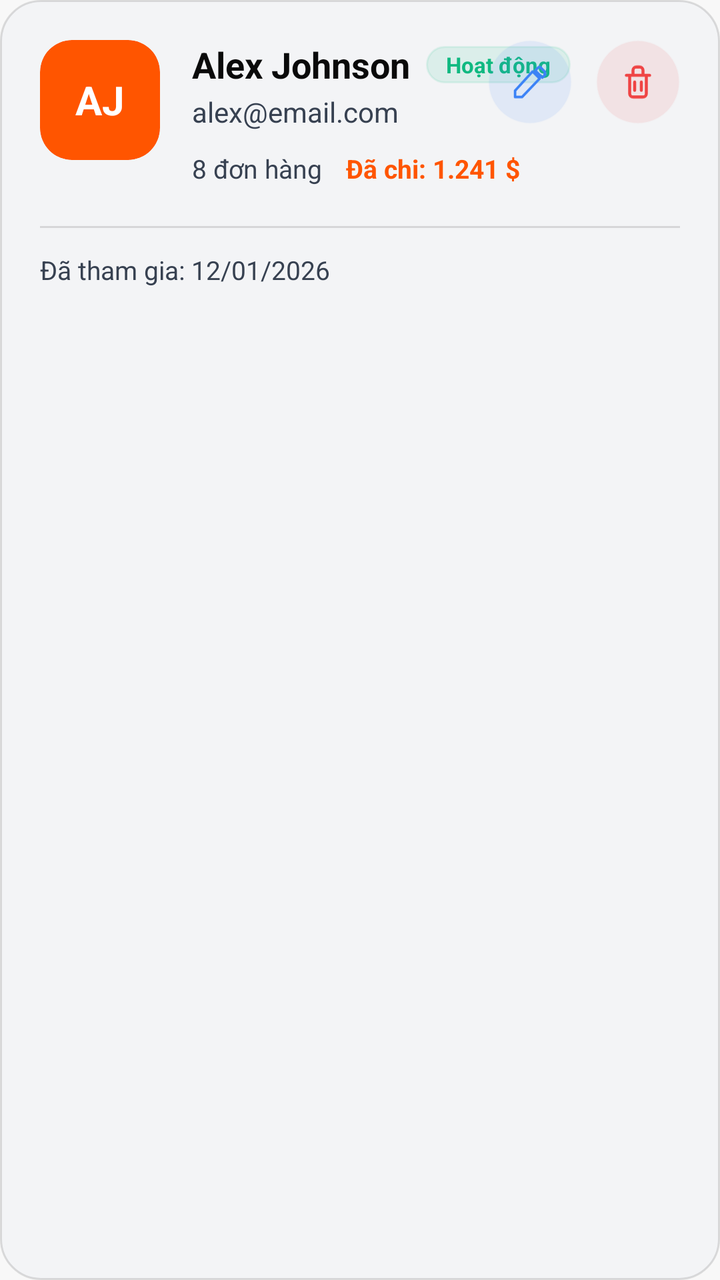
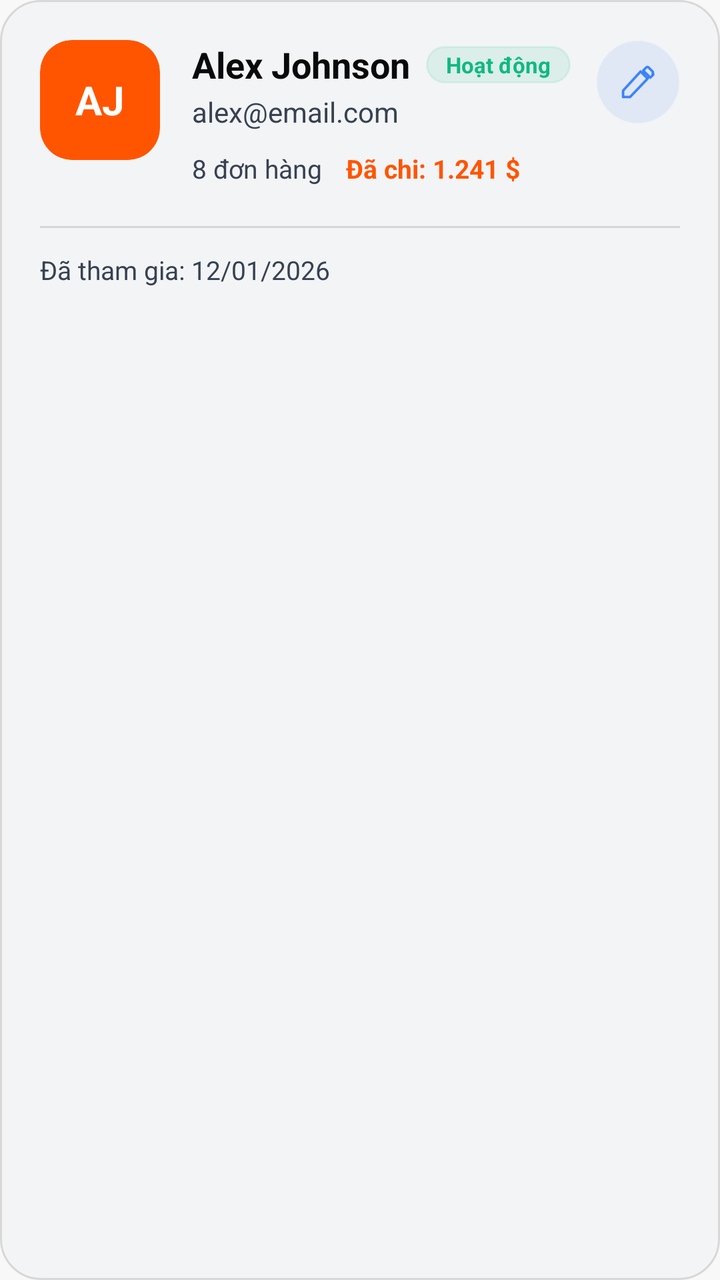

Before-and-after screenshots of an Android layout around one commit, followed by the original layout XML and the change that was made.
<!-- AndroidManifest.xml: application theme Theme.SoleStep -->
<!-- res/layout/item_user.xml -->
<?xml version="1.0" encoding="utf-8"?>
<androidx.constraintlayout.widget.ConstraintLayout xmlns:android="http://schemas.android.com/apk/res/android"
    xmlns:app="http://schemas.android.com/apk/res-auto"
    xmlns:tools="http://schemas.android.com/tools"
    android:layout_width="match_parent"
    android:layout_height="wrap_content"
    android:layout_marginBottom="16dp"
    android:background="@drawable/bg_card_dark"
    android:padding="20dp">

    <com.google.android.material.card.MaterialCardView
        android:id="@+id/avatar_container"
        android:layout_width="60dp"
        android:layout_height="60dp"
        app:cardBackgroundColor="@color/brand_orange"
        app:cardCornerRadius="16dp"
        app:cardElevation="0dp"
        app:layout_constraintStart_toStartOf="parent"
        app:layout_constraintTop_toTopOf="parent"
        app:strokeWidth="0dp">

        <TextView
            android:id="@+id/tv_initials"
            android:layout_width="wrap_content"
            android:layout_height="wrap_content"
            android:layout_gravity="center"
            android:text="AJ"
            android:textColor="@color/brand_white"
            android:textSize="20sp"
            android:textStyle="bold" />
    </com.google.android.material.card.MaterialCardView>

    
    <TextView
        android:id="@+id/tv_user_name"
        android:layout_width="wrap_content"
        android:layout_height="wrap_content"
        android:layout_marginStart="16dp"
        android:text="Alex Johnson"
        android:textColor="@color/text_dark_primary"
        android:textSize="18sp"
        android:textStyle="bold"
        app:layout_constraintStart_toEndOf="@id/avatar_container"
        app:layout_constraintTop_toTopOf="@id/avatar_container" />

    <TextView
        android:id="@+id/tv_status_badge"
        android:layout_width="wrap_content"
        android:layout_height="wrap_content"
        android:layout_marginStart="8dp"
        android:background="@drawable/bg_status_delivered"
        android:backgroundTint="#1A10B981"
        android:paddingHorizontal="10dp"
        android:paddingVertical="2dp"
        android:text="Hoạt động"
        android:textColor="@color/status_success"
        android:textSize="11sp"
        android:textStyle="bold"
        app:layout_constraintBottom_toBottomOf="@id/tv_user_name"
        app:layout_constraintStart_toEndOf="@id/tv_user_name"
        app:layout_constraintTop_toTopOf="@id/tv_user_name" />

    
    <TextView
        android:id="@+id/tv_user_email"
        android:layout_width="0dp"
        android:layout_height="wrap_content"
        android:layout_marginTop="2dp"
        android:text="alex@email.com"
        android:textColor="@color/text_dark_tertiary"
        android:textSize="14sp"
        app:layout_constraintEnd_toStartOf="@id/actions_layout"
        app:layout_constraintStart_toStartOf="@id/tv_user_name"
        app:layout_constraintTop_toBottomOf="@id/tv_user_name" />

    <LinearLayout
        android:id="@+id/stats_layout"
        android:layout_width="wrap_content"
        android:layout_height="wrap_content"
        android:layout_marginTop="10dp"
        android:orientation="horizontal"
        app:layout_constraintStart_toStartOf="@id/tv_user_name"
        app:layout_constraintTop_toBottomOf="@id/tv_user_email">

        <TextView
            android:id="@+id/tv_orders_count"
            android:layout_width="wrap_content"
            android:layout_height="wrap_content"
            android:text="8 đơn hàng"
            android:textColor="@color/text_dark_tertiary"
            android:textSize="13sp" />

        <TextView
            android:id="@+id/tv_spent_amount"
            android:layout_width="wrap_content"
            android:layout_height="wrap_content"
            android:layout_marginStart="12dp"
            android:text="Đã chi: 1.241 $"
            android:textColor="@color/brand_orange"
            android:textSize="13sp"
            android:textStyle="bold" />
    </LinearLayout>

    
    <LinearLayout
        android:id="@+id/actions_layout"
        android:layout_width="wrap_content"
        android:layout_height="wrap_content"
        android:orientation="horizontal"
        app:layout_constraintEnd_toEndOf="parent"
        app:layout_constraintTop_toTopOf="@id/tv_user_name">

        <FrameLayout
            android:id="@+id/btn_edit"
            android:layout_width="42dp"
            android:layout_height="42dp"
            android:layout_marginEnd="12dp"
            android:background="@drawable/bg_circle_dark"
            android:backgroundTint="#1A3B82F6">
            <ImageView
                android:layout_width="20dp"
                android:layout_height="20dp"
                android:layout_gravity="center"
                android:src="@drawable/ic_edit"
                app:tint="@color/stat_orders" />
        </FrameLayout>

        <FrameLayout
            android:id="@+id/btn_delete"
            android:layout_width="42dp"
            android:layout_height="42dp"
            android:background="@drawable/bg_circle_dark"
            android:backgroundTint="#1AEF4444">
            <ImageView
                android:layout_width="20dp"
                android:layout_height="20dp"
                android:layout_gravity="center"
                android:src="@drawable/ic_trash"
                app:tint="@color/status_error" />
        </FrameLayout>
    </LinearLayout>

    <View
        android:id="@+id/item_divider"
        android:layout_width="match_parent"
        android:layout_height="1dp"
        android:layout_marginTop="20dp"
        android:background="@color/border_dark_light"
        app:layout_constraintTop_toBottomOf="@id/stats_layout" />

    <TextView
        android:id="@+id/tv_joined_date"
        android:layout_width="wrap_content"
        android:layout_height="wrap_content"
        android:layout_marginTop="12dp"
        android:text="Đã tham gia: 12/01/2026"
        android:textColor="@color/text_dark_tertiary"
        android:textSize="13sp"
        app:layout_constraintStart_toStartOf="parent"
        app:layout_constraintTop_toBottomOf="@id/item_divider" />

</androidx.constraintlayout.widget.ConstraintLayout>
<!-- resources referenced by this layout -->
<resources>
  <color name="border_dark_light">#1F000000</color>
  <color name="brand_orange">#FF5500</color>
  <color name="brand_white">#FFFFFF</color>
  <color name="stat_orders">#3B82F6</color>
  <color name="status_error">#EF4444</color>
  <color name="status_success">#10B981</color>
  <color name="text_dark_primary">#0A0A0A</color>
  <color name="text_dark_tertiary">#374151</color>
  <!-- drawable ic_trash (drawable) -->
  <?xml version="1.0" encoding="utf-8"?>
  <vector xmlns:android="http://schemas.android.com/apk/res/android"
      android:width="20dp"
      android:height="20dp"
      android:viewportWidth="24"
      android:viewportHeight="24">
      <path
          android:fillColor="@android:color/transparent"
          android:pathData="M7,8v11c0,1.1 0.9,2 2,2h6c1.1,0 2,-0.9 2,-2V8M5,8h14M9,8V5c0,-1.1 0.9,-2 2,-2h2c1.1,0 2,0.9 2,2v3M10,12v5M14,12v5"
          android:strokeColor="@color/status_error"
          android:strokeLineCap="round"
          android:strokeLineJoin="round"
          android:strokeWidth="1.8" />
  </vector>
  <color name="bg_dark_surface_2">#F3F4F6</color>
  <dimen name="radius_card">20dp</dimen>
  <dimen name="stroke_thin">1dp</dimen>
  <color name="status_success_bg_light">#F0FFF4</color>
  <dimen name="radius_pill">999dp</dimen>
  <color name="brand_orange_dark">#CC4400</color>
  <color name="brand_black">#0A0A0A</color>
  <color name="bg_primary">#FFFFFF</color>
  <color name="text_primary">#0A0A0A</color>
  <color name="bg_secondary">#F8F8F8</color>
  <style name="ShapeAppearance.SoleStep.Small" parent="">
          <item name="cornerFamily">rounded</item>
          <item name="cornerSize">@dimen/radius_sm</item>
      </style>
  <style name="ShapeAppearance.SoleStep.Medium" parent="">
          <item name="cornerFamily">rounded</item>
          <item name="cornerSize">@dimen/radius_lg</item>
      </style>
  <style name="ShapeAppearance.SoleStep.Large" parent="">
          <item name="cornerFamily">rounded</item>
          <item name="cornerSize">@dimen/radius_2xl</item>
      </style>
  <style name="TextAppearance.SoleStep.BodySmall" parent="TextAppearance.MaterialComponents.Body2">
          <item name="android:textSize">@dimen/font_caption</item>
          <item name="android:textColor">@color/text_tertiary</item>
      </style>
  <style name="TextAppearance.SoleStep.Caption" parent="TextAppearance.MaterialComponents.Caption">
          <item name="android:textSize">@dimen/font_caption_small</item>
          <item name="android:textColor">@color/text_muted</item>
      </style>
  <dimen name="radius_sm">8dp</dimen>
  <dimen name="radius_lg">16dp</dimen>
  <dimen name="radius_2xl">24dp</dimen>
  <dimen name="font_display">48sp</dimen>
  <dimen name="font_title_large">24sp</dimen>
  <dimen name="font_title">20sp</dimen>
  <dimen name="font_headline">18sp</dimen>
  <dimen name="font_subheading">16sp</dimen>
  <dimen name="font_label">14sp</dimen>
  <color name="text_secondary">#374151</color>
  <dimen name="font_body">13sp</dimen>
  <dimen name="font_caption">11sp</dimen>
  <color name="text_tertiary">#6B7280</color>
  <dimen name="font_caption_small">10sp</dimen>
  <color name="text_muted">#9CA3AF</color>
  <dimen name="font_overline">9sp</dimen>
  <dimen name="elev_bottom_nav">8dp</dimen>
  <dimen name="bottom_nav_height">88dp</dimen>
  <dimen name="radius_button">20dp</dimen>
  <dimen name="btn_height_large">52dp</dimen>
  <dimen name="space_16">32dp</dimen>
  <dimen name="elev_raised">4dp</dimen>
  <color name="border_normal">#E5E7EB</color>
  <dimen name="radius_input">20dp</dimen>
  <color name="text_placeholder">#D1D5DB</color>
  <dimen name="radius_chip">12dp</dimen>
  <dimen name="space_12">24dp</dimen>
  <dimen name="btn_height_tiny">28dp</dimen>
  <dimen name="elev_card">2dp</dimen>
  <color name="border_light">#F3F4F6</color>
  <dimen name="toolbar_height">56dp</dimen>
  <dimen name="space_screen_horizontal">20dp</dimen>
  <dimen name="elev_top_bar">4dp</dimen>
  <dimen name="elev_fab">6dp</dimen>
  <!-- unchanged entries left out for length: 21 -->
</resources>

<!-- the commit's change to res/layout/item_user.xml (unified diff, before → after) -->
@@ -40,7 +40,13 @@
         android:textColor="@color/text_dark_primary"
         android:textSize="18sp"
         android:textStyle="bold"
+        android:ellipsize="end"
+        android:maxLines="1"
+        app:layout_constrainedWidth="true"
+        app:layout_constraintHorizontal_bias="0.0"
+        app:layout_constraintHorizontal_chainStyle="packed"
         app:layout_constraintStart_toEndOf="@id/avatar_container"
+        app:layout_constraintEnd_toStartOf="@id/tv_status_badge"
         app:layout_constraintTop_toTopOf="@id/avatar_container" />
 
     <TextView
@@ -48,6 +54,7 @@
         android:layout_width="wrap_content"
         android:layout_height="wrap_content"
         android:layout_marginStart="8dp"
+        android:layout_marginEnd="8dp"
         android:background="@drawable/bg_status_delivered"
         android:backgroundTint="#1A10B981"
         android:paddingHorizontal="10dp"
@@ -58,6 +65,7 @@
         android:textStyle="bold"
         app:layout_constraintBottom_toBottomOf="@id/tv_user_name"
         app:layout_constraintStart_toEndOf="@id/tv_user_name"
+        app:layout_constraintEnd_toStartOf="@id/actions_layout"
         app:layout_constraintTop_toTopOf="@id/tv_user_name" />
 
     
@@ -69,6 +77,8 @@
         android:text="alex@email.com"
         android:textColor="@color/text_dark_tertiary"
         android:textSize="14sp"
+        android:ellipsize="end"
+        android:maxLines="1"
         app:layout_constraintEnd_toStartOf="@id/actions_layout"
         app:layout_constraintStart_toStartOf="@id/tv_user_name"
         app:layout_constraintTop_toBottomOf="@id/tv_user_name" />
@@ -114,7 +124,6 @@
             android:id="@+id/btn_edit"
             android:layout_width="42dp"
             android:layout_height="42dp"
-            android:layout_marginEnd="12dp"
             android:background="@drawable/bg_circle_dark"
             android:backgroundTint="#1A3B82F6">
             <ImageView
@@ -123,20 +132,6 @@
                 android:layout_gravity="center"
                 android:src="@drawable/ic_edit"
                 app:tint="@color/stat_orders" />
-        </FrameLayout>
-
-        <FrameLayout
-            android:id="@+id/btn_delete"
-            android:layout_width="42dp"
-            android:layout_height="42dp"
-            android:background="@drawable/bg_circle_dark"
-            android:backgroundTint="#1AEF4444">
-            <ImageView
-                android:layout_width="20dp"
-                android:layout_height="20dp"
-                android:layout_gravity="center"
-                android:src="@drawable/ic_trash"
-                app:tint="@color/status_error" />
         </FrameLayout>
     </LinearLayout>
 
<!-- resource entries referenced after the edit -->
@@ -8,21 +8,6 @@
   <color name="status_success">#10B981</color>
   <color name="text_dark_primary">#0A0A0A</color>
   <color name="text_dark_tertiary">#374151</color>
-  <!-- drawable ic_trash (drawable) -->
-  <?xml version="1.0" encoding="utf-8"?>
-  <vector xmlns:android="http://schemas.android.com/apk/res/android"
-      android:width="20dp"
-      android:height="20dp"
-      android:viewportWidth="24"
-      android:viewportHeight="24">
-      <path
-          android:fillColor="@android:color/transparent"
-          android:pathData="M7,8v11c0,1.1 0.9,2 2,2h6c1.1,0 2,-0.9 2,-2V8M5,8h14M9,8V5c0,-1.1 0.9,-2 2,-2h2c1.1,0 2,0.9 2,2v3M10,12v5M14,12v5"
-          android:strokeColor="@color/status_error"
-          android:strokeLineCap="round"
-          android:strokeLineJoin="round"
-          android:strokeWidth="1.8" />
-  </vector>
   <color name="bg_dark_surface_2">#F3F4F6</color>
   <dimen name="radius_card">20dp</dimen>
   <dimen name="stroke_thin">1dp</dimen>
